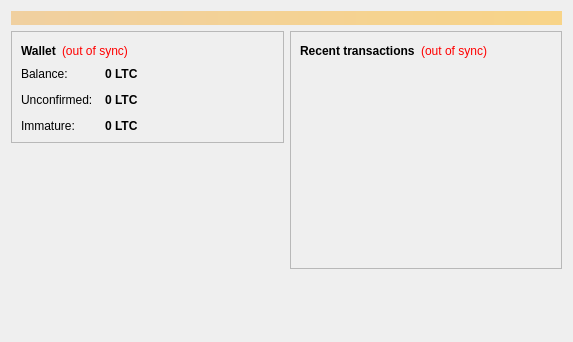
The window that src/qt/forms/overviewpage.ui (Markjamrobin/MJRCoin) describes before a commit, drawn with Qt 5.
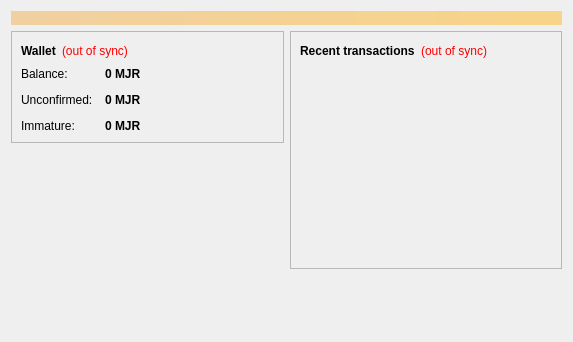
The same window after the commit.

Diff of the .ui file:
```diff
--- a/src/qt/forms/overviewpage.ui
+++ b/src/qt/forms/overviewpage.ui
@@ -122,7 +122,7 @@
                <string>Your current balance</string>
               </property>
               <property name="text">
-               <string notr="true">0 LTC</string>
+               <string notr="true">0 MJR</string>
               </property>
               <property name="textInteractionFlags">
                <set>Qt::LinksAccessibleByMouse|Qt::TextSelectableByKeyboard|Qt::TextSelectableByMouse</set>
@@ -151,7 +151,7 @@
                <string>Total of transactions that have yet to be confirmed, and do not yet count toward the current balance</string>
               </property>
               <property name="text">
-               <string notr="true">0 LTC</string>
+               <string notr="true">0 MJR</string>
               </property>
               <property name="textInteractionFlags">
                <set>Qt::LinksAccessibleByMouse|Qt::TextSelectableByKeyboard|Qt::TextSelectableByMouse</set>
@@ -177,7 +177,7 @@
                <string>Mined balance that has not yet matured</string>
               </property>
               <property name="text">
-               <string notr="true">0 LTC</string>
+               <string notr="true">0 MJR</string>
               </property>
               <property name="textInteractionFlags">
                <set>Qt::LinksAccessibleByMouse|Qt::TextSelectableByKeyboard|Qt::TextSelectableByMouse</set>
```
